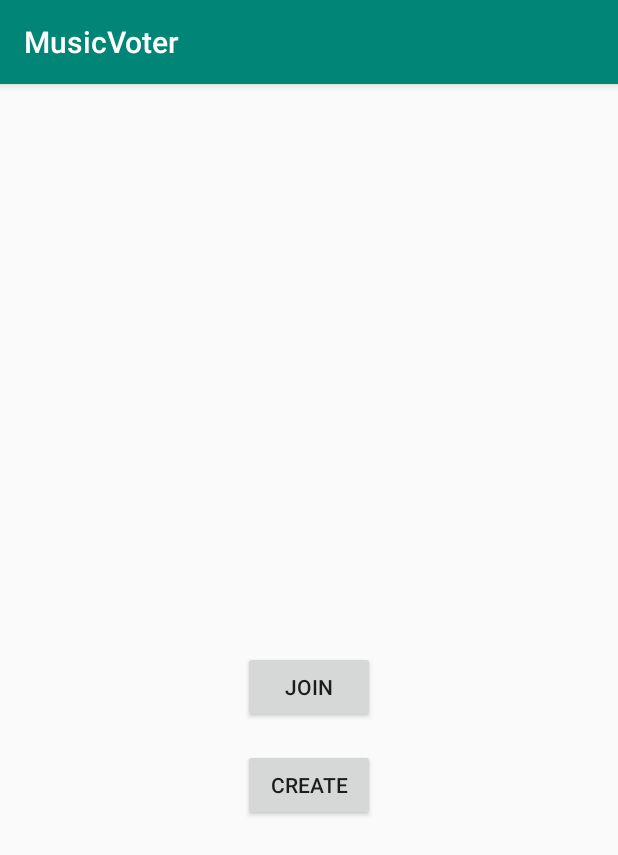
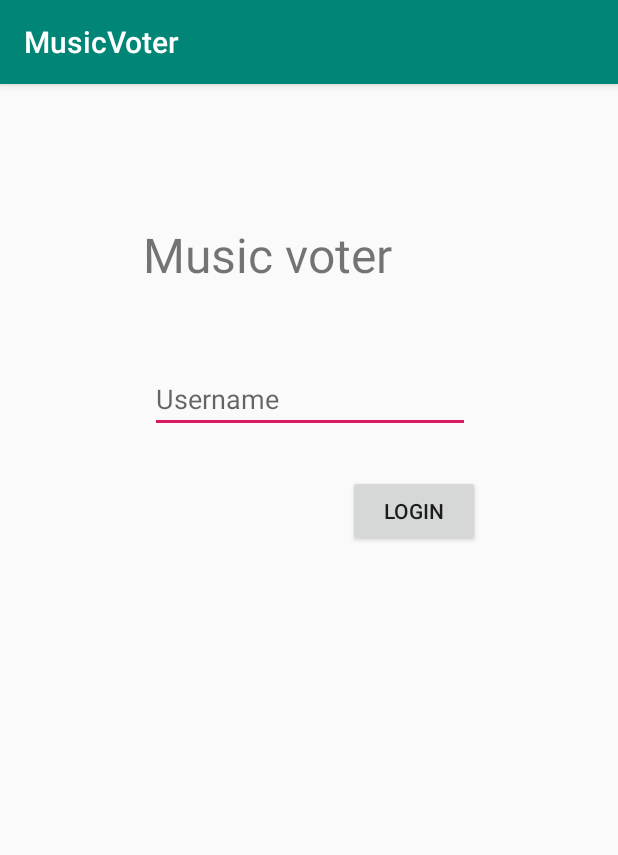
Before and after one commit to ViktorBarzin/music-voter, an Android app: the screen it shows after launch (MainActivity before the commit, LoginActivity after it), on a phone screen of 412 x 824 dp. Shown: the top 855 px of the screen. Run offline under Robolectric (Android 15) with nearby library versions, the phone set to English and light mode, and no system bars.

Commit message:
Login/Room activities

```diff
--- /dev/null
+++ b/android-client/app/src/main/res/layout/activity_login.xml
@@ -0,0 +1,35 @@
+<?xml version="1.0" encoding="utf-8"?>
+<android.support.constraint.ConstraintLayout
+        xmlns:android="http://schemas.android.com/apk/res/android"
+        xmlns:tools="http://schemas.android.com/tools"
+        xmlns:app="http://schemas.android.com/apk/res-auto"
+        android:layout_width="match_parent"
+        android:layout_height="match_parent"
+        tools:context=".LoginActivity">
+
+    <EditText
+            android:layout_width="wrap_content"
+            android:layout_height="wrap_content"
+            android:inputType="textPersonName"
+            android:ems="10"
+            android:id="@+id/usernameField"
+            android:hint="Username" android:layout_marginStart="8dp"
+            app:layout_constraintStart_toStartOf="parent" android:layout_marginEnd="8dp"
+            app:layout_constraintEnd_toEndOf="parent" android:layout_marginTop="52dp"
+            app:layout_constraintTop_toBottomOf="@+id/textView3" app:layout_constraintHorizontal_bias="0.503"/>
+    <Button
+            android:text="Login"
+            android:layout_width="wrap_content"
+            android:layout_height="wrap_content"
+            android:id="@+id/loginButton" app:layout_constraintStart_toStartOf="parent" android:layout_marginStart="8dp"
+            app:layout_constraintEnd_toEndOf="parent" android:layout_marginEnd="8dp" android:layout_marginTop="28dp"
+            app:layout_constraintTop_toBottomOf="@+id/usernameField" app:layout_constraintHorizontal_bias="0.728"/>
+    <TextView
+            android:text="Music voter"
+            android:textSize="32dp"
+            android:layout_width="wrap_content"
+            android:layout_height="wrap_content"
+            android:id="@+id/textView3" app:layout_constraintStart_toStartOf="parent" android:layout_marginStart="8dp"
+            app:layout_constraintEnd_toEndOf="parent" android:layout_marginEnd="8dp" android:layout_marginTop="92dp"
+            app:layout_constraintTop_toTopOf="parent" app:layout_constraintHorizontal_bias="0.381"/>
+</android.support.constraint.ConstraintLayout>
```
Also changed, not shown: android-client/app/src/main/AndroidManifest.xml (+20 -7 lines), android-client/app/src/main/java/com/example/project/musicvoter/CreateActivity.kt (+14 -2 lines), android-client/app/src/main/java/com/example/project/musicvoter/LoginActivity.kt (added, +54 -0 lines), android-client/app/src/main/java/com/example/project/musicvoter/MainActivity.kt (+9 -0 lines), android-client/app/src/main/java/com/example/project/musicvoter/RoomActivity.kt (added, +101 -0 lines), android-client/app/src/main/res/layout/activity_room.xml (added, +38 -0 lines).
